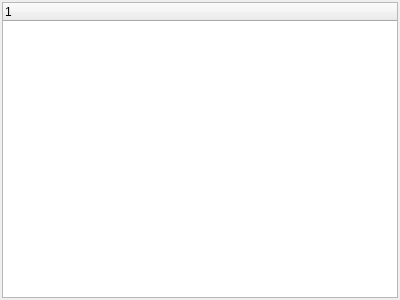
Qt form PVcommon/gk_selectionBoxWidget.ui (ghost-kit/GHOST) before a commit.
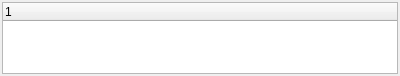
The same form after that commit.

Commit message: finished (i think) the selection widget.. it now responds with the selection.

What changed in the file:
```diff
--- a/PVcommon/gk_selectionBoxWidget.ui
+++ b/PVcommon/gk_selectionBoxWidget.ui
@@ -7,7 +7,7 @@
     <x>0</x>
     <y>0</y>
     <width>400</width>
-    <height>300</height>
+    <height>76</height>
    </rect>
   </property>
   <property name="windowTitle">
```
The commit also changes 3 other files.
